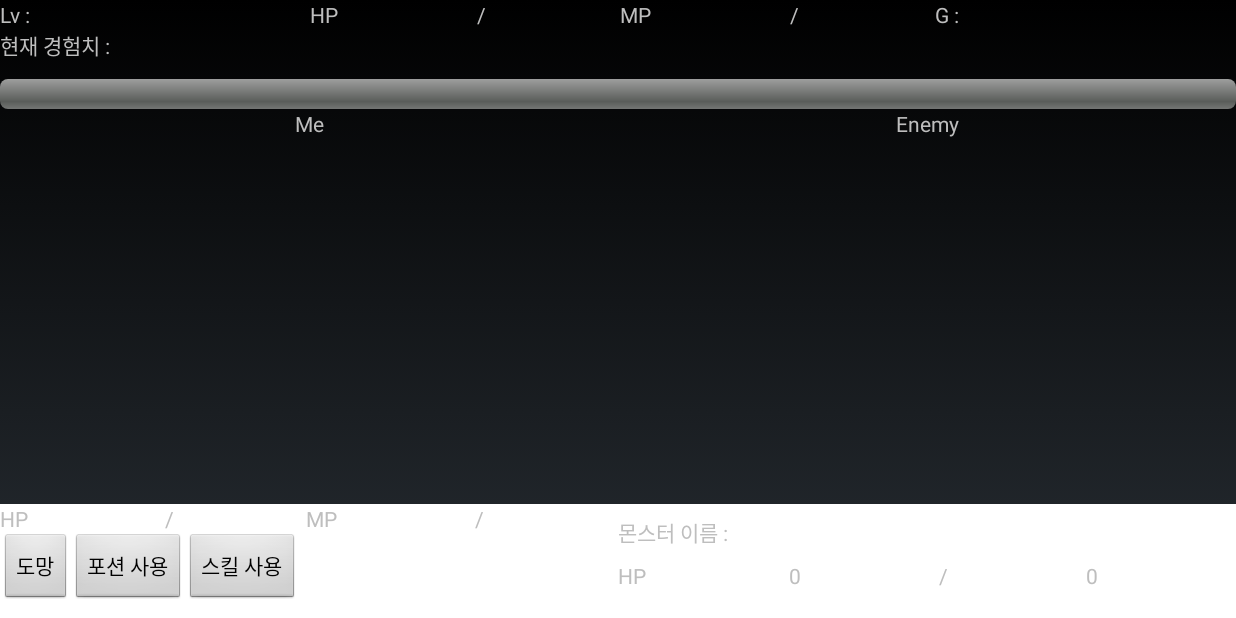
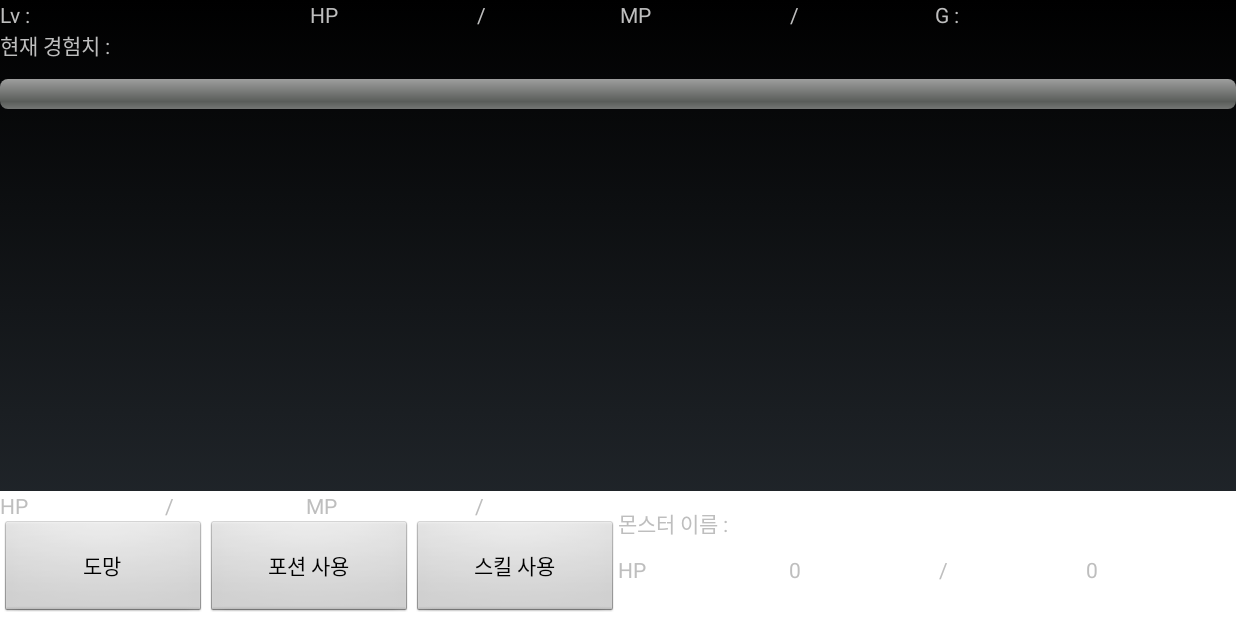
Before and after one commit to qhtlr4/Android_RPG_project, an Android app: the WarActivity screen opened directly, with no data from a screen before it, on a phone screen of 824 x 412 dp (held sideways). Run offline under Robolectric (Android 15) with nearby library versions, the phone set to English and light mode, and no system bars; 16 statements that could not run were skipped.

Commit message:
전투시 포션사용 레이아웃 추가 + error
back key를 이용하여 포션 사용화면을 끄려고하면
gameactivity로 이동됨

```diff
--- a/app/src/main/java/com/example/sec/android_rpg_project/GameActivity.java
+++ b/app/src/main/java/com/example/sec/android_rpg_project/GameActivity.java
@@ -483,11 +483,9 @@ public class GameActivity extends Activity {
             }
             else{
                 finish();
-                //activity 종료 시켜서 자동으로 전 화면으로 이동
             }
             return true;
         }
         return super.onKeyDown(keyCode, event);
-        //KEYCODE_BACK이 아니면 액티비티에서 조작
     }
 }
--- a/app/src/main/java/com/example/sec/android_rpg_project/WarActivity.java
+++ b/app/src/main/java/com/example/sec/android_rpg_project/WarActivity.java
@@ -6,12 +6,16 @@ import android.graphics.drawable.Drawable;
 import android.os.Bundle;
 import android.view.KeyEvent;
 import android.view.View;
+import android.widget.ArrayAdapter;
 import android.widget.Button;
 import android.widget.ImageView;
+import android.widget.LinearLayout;
+import android.widget.ListView;
 import android.widget.ProgressBar;
 import android.widget.TextView;
 import android.widget.Toast;
 
+import java.util.ArrayList;
 import java.util.HashMap;
 import java.util.Random;
 
@@ -47,6 +51,12 @@ public class WarActivity extends Activity {
     TextView user_max_mp;
     TextView enemy_current_hp;      //몬스터 실시간 체력바 정보
     TextView enemy_max_hp;
+
+    ArrayList<String> potion_items;
+    ArrayAdapter<String> potion_adaptor;
+    ListView potion_view;
+    LinearLayout battle_main_layout;
+    LinearLayout inventory_layout;
 
     String str; //toast에 사용할 문자열
 
@@ -120,6 +130,10 @@ public class WarActivity extends Activity {
         enemy_current_hp.setText(String.valueOf(enemy.hp));
         enemy_max_hp.setText(String.valueOf(enemy.hp));
 
+        battle_main_layout = (LinearLayout)findViewById(R.id.battle_main_layout);
+        inventory_layout = (LinearLayout)findViewById(R.id.inventory_layout);
+        potion_view = (ListView)findViewById(R.id.potion_view);
+
         if(SDK_INT >= 22) {
             drawables[0] = getResources().getDrawable(R.drawable.mob_lv1, null);
             drawables[1] = getResources().getDrawable(R.drawable.mob_lv2, null);
@@ -165,20 +179,17 @@ public class WarActivity extends Activity {
                 battle();
                 break;
             case R.id.escape:
-                gold_txt.setText(String.valueOf(Integer.parseInt(gold_txt.getText().toString())-((int)(Integer.parseInt(gold_txt.getText().toString())*0.2))));
-                int minus_exp = (int)(limit_exp * 0.2);
-                now_exp -= minus_exp;
-                if(now_exp<=0){
-                    exp_txt.setText("0");
-                }
-                else
-                    exp_txt.setText(String.valueOf(Integer.parseInt(exp_txt.getText().toString())-minus_exp));
-                make_toast(String.valueOf((int)(Integer.parseInt(gold_txt.getText().toString())*0.2)) + "골드를 잃었습니다.");
+                int loss_gold = (int)(Integer.parseInt(gold_txt.getText().toString())*0.2);
+                gold_txt.setText(String.valueOf(Integer.parseInt(gold_txt.getText().toString())-loss_gold));
+                make_toast(String.valueOf(loss_gold) + "골드를 잃었습니다.");
                 moveActivity();
                 finish();
                 break;
             case R.id.potion:
-
+                potion_items = dbHelper.getInventoryResult(3);
+                potion_adaptor = new ArrayAdapter<String>(WarActivity.this, android.R.layout.simple_list_item_single_choice, potion_items);
+                battle_main_layout.setVisibility(View.INVISIBLE);
+                inventory_layout.setVisibility(View.VISIBLE);
                 break;
             case R.id.skill:
                 break;
@@ -289,11 +300,16 @@ public class WarActivity extends Activity {
     @Override
     public boolean onKeyDown(int keyCode, KeyEvent event) {
         if(keyCode == KeyEvent.KEYCODE_BACK){
-            Button escape = (Button)findViewById(R.id.escape);
-            battle_action(escape);
-            moveActivity();
+            if(inventory_layout.getVisibility() == View.VISIBLE ){
+                inventory_layout.setVisibility(View.INVISIBLE);
+                battle_main_layout.setVisibility(View.VISIBLE);
+            }
+            else {
+                Button escape = (Button) findViewById(R.id.escape);
+                battle_action(escape);
+                moveActivity();
+            }
         }
         return super.onKeyDown(keyCode, event);
-        //KEYCODE_BACK이 아니면 액티비티에서 조작
     }
 }
--- a/app/src/main/res/layout/activity_war.xml
+++ b/app/src/main/res/layout/activity_war.xml
@@ -92,44 +92,28 @@
         android:paddingTop="12dp"
         style="@android:style/Widget.ProgressBar.Horizontal"
         android:id="@+id/exp_bar" />
-    <LinearLayout
+
+    <FrameLayout
         android:layout_width="match_parent"
-        android:layout_height="wrap_content"
-        android:orientation="horizontal">
-        <TextView
-            android:layout_width="match_parent"
-            android:layout_height="wrap_content"
-            android:layout_weight="1"
-            android:text="Me"
-            android:gravity="center"/>
-        <TextView
-            android:layout_width="match_parent"
-            android:layout_height="wrap_content"
-            android:layout_weight="1"
-            android:text="Enemy"
-            android:gravity="center" />
-    </LinearLayout>
-    <LinearLayout
-        android:layout_width="match_parent"
-        android:layout_height="match_parent"
-        android:layout_weight="1">
-        <TextView
-            android:layout_width="wrap_content"
-            android:layout_height="match_parent"
-            android:layout_weight="1" />
-
-        <ImageView
-            android:id="@+id/enemy_view"
-            android:layout_width="wrap_content"
-            android:layout_height="match_parent"
-            android:layout_weight="1"
-            android:onClick="battle_action" />
-    </LinearLayout>
+        android:layout_height="match_parent">
 
         <LinearLayout
             android:layout_width="match_parent"
             android:layout_height="match_parent"
-        android:layout_weight="2"
+            android:orientation="vertical"
+            android:id="@+id/battle_main_layout">
+
+            <ImageView
+                android:id="@+id/enemy_view"
+                android:layout_width="match_parent"
+                android:layout_height="match_parent"
+                android:layout_weight="1"
+                android:onClick="battle_action" />
+
+            <LinearLayout
+                android:layout_width="match_parent"
+                android:layout_height="match_parent"
+                android:layout_weight="3"
                 android:background="#ffffff">
 
                 <LinearLayout
@@ -194,29 +178,33 @@
                     </LinearLayout>
 
                     <LinearLayout
-                android:layout_width="wrap_content"
-                android:layout_height="wrap_content"
-                android:layout_weight="1">
+                        android:layout_width="match_parent"
+                        android:layout_height="match_parent"
+                        android:layout_weight="1"
+                        android:orientation="horizontal">
 
                         <Button
                             android:id="@+id/escape"
-                    android:layout_width="wrap_content"
-                    android:layout_height="wrap_content"
+                            android:layout_width="match_parent"
+                            android:layout_height="match_parent"
                             android:onClick="battle_action"
+                            android:layout_weight="1"
                             android:text="도망" />
 
                         <Button
                             android:id="@+id/potion"
-                    android:layout_width="wrap_content"
-                    android:layout_height="wrap_content"
+                            android:layout_width="match_parent"
+                            android:layout_height="match_parent"
                             android:onClick="battle_action"
+                            android:layout_weight="1"
                             android:text="포션 사용" />
 
                         <Button
                             android:id="@+id/skill"
-                    android:layout_width="wrap_content"
-                    android:layout_height="wrap_content"
+                            android:layout_width="match_parent"
+                            android:layout_height="match_parent"
                             android:onClick="battle_action"
+                            android:layout_weight="1"
                             android:text="스킬 사용" />
                     </LinearLayout>
                 </LinearLayout>
@@ -248,7 +236,6 @@
                             android:id="@+id/enemy_name"
                             android:layout_gravity="center"/>
                     </LinearLayout>
-
 
                     <LinearLayout
                         android:layout_width="match_parent"
@@ -282,6 +269,54 @@
                     </LinearLayout>
                 </LinearLayout>
             </LinearLayout>
+        </LinearLayout>
+
+        <LinearLayout
+            android:layout_height="match_parent"
+            android:layout_width="match_parent"
+            android:orientation="horizontal"
+            android:visibility="invisible"
+            android:id="@+id/inventory_layout">
+
+            <LinearLayout
+                android:layout_width="match_parent"
+                android:layout_height="match_parent"
+                android:orientation="vertical"
+                android:layout_weight="7">
+
+                <Button
+                    android:id="@+id/weapon_btn"
+                    android:layout_width="match_parent"
+                    android:layout_height="match_parent"
+                    android:text="무기"
+                    android:layout_weight="1"
+                    android:enabled="false"/>
+
+                <Button
+                    android:id="@+id/armor_btn"
+                    android:layout_width="match_parent"
+                    android:layout_height="match_parent"
+                    android:layout_weight="1"
+                    android:text="방어구"
+                    android:enabled="false"/>
+
+                <Button
+                    android:id="@+id/potion_btn"
+                    android:layout_width="match_parent"
+                    android:layout_height="match_parent"
+                    android:text="포션"
+                    android:layout_weight="1" />
+            </LinearLayout>
+
+            <ListView
+                android:layout_width="match_parent"
+                android:layout_height="match_parent"
+                android:layout_weight="1"
+                android:visibility="visible"
+                android:id="@+id/potion_view"/>
+        </LinearLayout>
+    </FrameLayout>
+
 
     <TextView
         android:layout_width="0pt"
```
Lines whose indentation alone changed are shown as unchanged.
